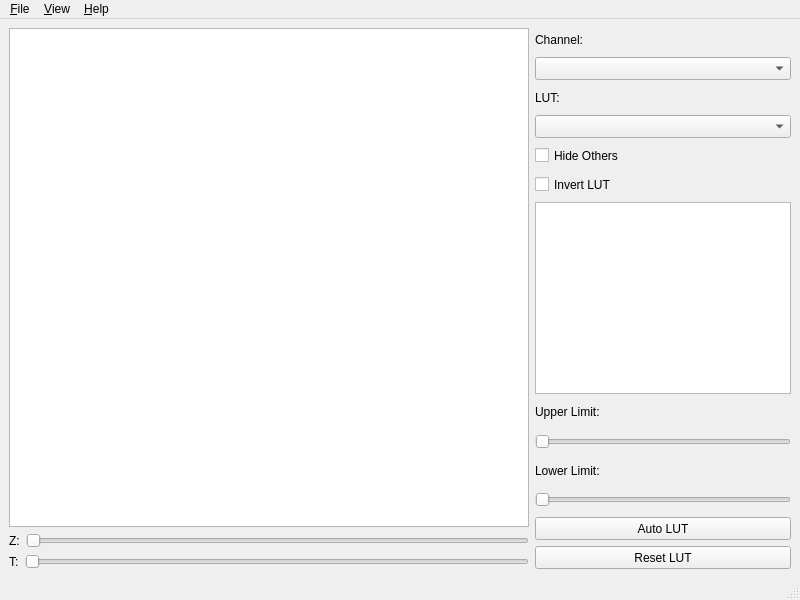
The window that ui/mainwindow.ui (takushim/momotrack) describes before a commit, drawn with Qt 5.
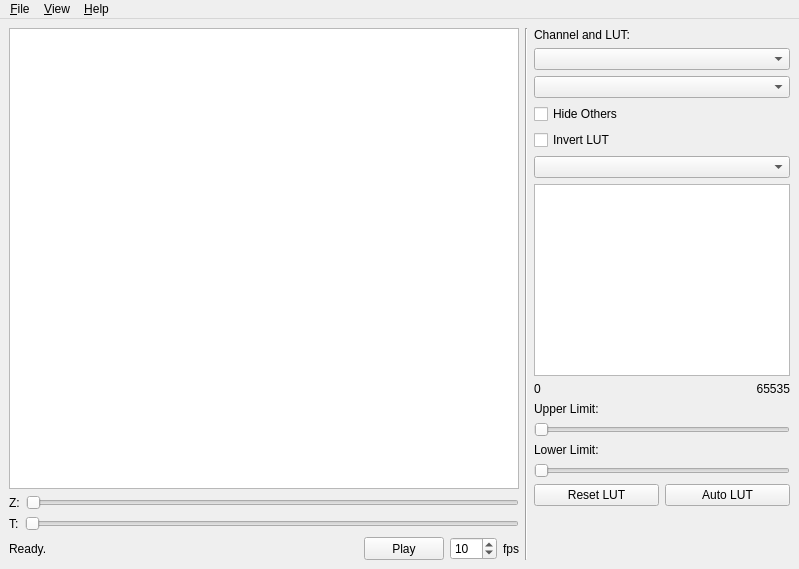
The same window after the commit.

Commit message: UI of the main window almost prepared.

```diff
--- a/ui/mainwindow.ui
+++ b/ui/mainwindow.ui
@@ -6,8 +6,8 @@
    <rect>
     <x>0</x>
     <y>0</y>
-    <width>800</width>
-    <height>600</height>
+    <width>799</width>
+    <height>569</height>
    </rect>
   </property>
   <property name="minimumSize">
@@ -119,8 +119,77 @@
           </item>
          </layout>
         </item>
+        <item>
+         <layout class="QHBoxLayout" name="horizontalLayout">
+          <item>
+           <widget class="QLabel" name="label_status">
+            <property name="sizePolicy">
+             <sizepolicy hsizetype="Expanding" vsizetype="Minimum">
+              <horstretch>0</horstretch>
+              <verstretch>0</verstretch>
+             </sizepolicy>
+            </property>
+            <property name="text">
+             <string>Ready.</string>
+            </property>
+           </widget>
+          </item>
+          <item>
+           <widget class="QPushButton" name="button_play">
+            <property name="sizePolicy">
+             <sizepolicy hsizetype="Minimum" vsizetype="Minimum">
+              <horstretch>0</horstretch>
+              <verstretch>0</verstretch>
+             </sizepolicy>
+            </property>
+            <property name="text">
+             <string>Play</string>
+            </property>
+           </widget>
+          </item>
+          <item>
+           <widget class="QSpinBox" name="spin_fps">
+            <property name="sizePolicy">
+             <sizepolicy hsizetype="Minimum" vsizetype="Minimum">
+              <horstretch>0</horstretch>
+              <verstretch>0</verstretch>
+             </sizepolicy>
+            </property>
+            <property name="minimum">
+             <number>1</number>
+            </property>
+            <property name="maximum">
+             <number>100</number>
+            </property>
+            <property name="value">
+             <number>10</number>
+            </property>
+           </widget>
+          </item>
+          <item>
+           <widget class="QLabel" name="label_fps">
+            <property name="sizePolicy">
+             <sizepolicy hsizetype="Minimum" vsizetype="Minimum">
+              <horstretch>0</horstretch>
+              <verstretch>0</verstretch>
+             </sizepolicy>
+            </property>
+            <property name="text">
+             <string>fps</string>
+            </property>
+           </widget>
+          </item>
+         </layout>
+        </item>
        </layout>
       </item>
+      <item>
+       <widget class="Line" name="line">
+        <property name="orientation">
+         <enum>Qt::Vertical</enum>
+        </property>
+       </widget>
+      </item>
       <item>
        <layout class="QVBoxLayout" name="vlayout_panel">
         <property name="sizeConstraint">
@@ -135,7 +204,7 @@
            </sizepolicy>
           </property>
           <property name="text">
-           <string>Channel:</string>
+           <string>Channel and LUT:</string>
           </property>
          </widget>
         </item>
@@ -149,19 +218,6 @@
           </property>
          </widget>
         </item>
-        <item>
-         <widget class="QLabel" name="label_lut">
-          <property name="sizePolicy">
-           <sizepolicy hsizetype="Minimum" vsizetype="Preferred">
-            <horstretch>0</horstretch>
-            <verstretch>0</verstretch>
-           </sizepolicy>
-          </property>
-          <property name="text">
-           <string>LUT:</string>
-          </property>
-         </widget>
-        </item>
         <item>
          <widget class="QComboBox" name="combo_lut">
           <property name="sizePolicy">
@@ -198,6 +254,16 @@
           </property>
          </widget>
         </item>
+        <item>
+         <widget class="QComboBox" name="combo_bits">
+          <property name="sizePolicy">
+           <sizepolicy hsizetype="Minimum" vsizetype="Minimum">
+            <horstretch>0</horstretch>
+            <verstretch>0</verstretch>
+           </sizepolicy>
+          </property>
+         </widget>
+        </item>
         <item>
          <widget class="QGraphicsView" name="view_lut">
           <property name="sizePolicy">
@@ -208,12 +274,45 @@
           </property>
           <property name="minimumSize">
            <size>
-            <width>160</width>
-            <height>120</height>
+            <width>120</width>
+            <height>90</height>
            </size>
           </property>
          </widget>
         </item>
+        <item>
+         <layout class="QHBoxLayout" name="hlayout_lut_range">
+          <item>
+           <widget class="QLabel" name="label_lut_lower">
+            <property name="sizePolicy">
+             <sizepolicy hsizetype="Minimum" vsizetype="Minimum">
+              <horstretch>0</horstretch>
+              <verstretch>0</verstretch>
+             </sizepolicy>
+            </property>
+            <property name="text">
+             <string>0</string>
+            </property>
+           </widget>
+          </item>
+          <item>
+           <widget class="QLabel" name="label_lut_upper">
+            <property name="sizePolicy">
+             <sizepolicy hsizetype="Minimum" vsizetype="Minimum">
+              <horstretch>0</horstretch>
+              <verstretch>0</verstretch>
+             </sizepolicy>
+            </property>
+            <property name="text">
+             <string>65535</string>
+            </property>
+            <property name="alignment">
+             <set>Qt::AlignRight|Qt::AlignTrailing|Qt::AlignVCenter</set>
+            </property>
+           </widget>
+          </item>
+         </layout>
+        </item>
         <item>
          <widget class="QLabel" name="label_upper">
           <property name="sizePolicy">
@@ -241,7 +340,7 @@
          </widget>
         </item>
         <item>
-         <widget class="QLabel" name="slider_lower">
+         <widget class="QLabel" name="label_lower">
           <property name="sizePolicy">
            <sizepolicy hsizetype="Minimum" vsizetype="Minimum">
             <horstretch>0</horstretch>
@@ -254,7 +353,7 @@
          </widget>
         </item>
         <item>
-         <widget class="QSlider" name="horizontalSlider_2">
+         <widget class="QSlider" name="slider_lower">
           <property name="sizePolicy">
            <sizepolicy hsizetype="Minimum" vsizetype="Minimum">
             <horstretch>0</horstretch>
@@ -267,30 +366,47 @@
          </widget>
         </item>
         <item>
-         <widget class="QPushButton" name="button_auto_lut">
-          <property name="sizePolicy">
-           <sizepolicy hsizetype="Minimum" vsizetype="Minimum">
-            <horstretch>0</horstretch>
-            <verstretch>0</verstretch>
-           </sizepolicy>
-          </property>
-          <property name="text">
-           <string>Auto LUT</string>
-          </property>
-         </widget>
+         <layout class="QHBoxLayout" name="hlayout_lut_set">
+          <item>
+           <widget class="QPushButton" name="button_reset_lut">
+            <property name="sizePolicy">
+             <sizepolicy hsizetype="Minimum" vsizetype="Minimum">
+              <horstretch>0</horstretch>
+              <verstretch>0</verstretch>
+             </sizepolicy>
+            </property>
+            <property name="text">
+             <string>Reset LUT</string>
+            </property>
+           </widget>
+          </item>
+          <item>
+           <widget class="QPushButton" name="button_auto_lut">
+            <property name="sizePolicy">
+             <sizepolicy hsizetype="Minimum" vsizetype="Minimum">
+              <horstretch>0</horstretch>
+              <verstretch>0</verstretch>
+             </sizepolicy>
+            </property>
+            <property name="text">
+             <string>Auto LUT</string>
+            </property>
+           </widget>
+          </item>
+         </layout>
         </item>
         <item>
-         <widget class="QPushButton" name="button_reset_lut">
-          <property name="sizePolicy">
-           <sizepolicy hsizetype="Minimum" vsizetype="Minimum">
-            <horstretch>0</horstretch>
-            <verstretch>0</verstretch>
-           </sizepolicy>
+         <spacer name="spacer_panel">
+          <property name="orientation">
+           <enum>Qt::Vertical</enum>
           </property>
-          <property name="text">
-           <string>Reset LUT</string>
+          <property name="sizeHint" stdset="0">
+           <size>
+            <width>20</width>
+            <height>40</height>
+           </size>
           </property>
-         </widget>
+         </spacer>
         </item>
        </layout>
       </item>
@@ -303,11 +419,40 @@
     <rect>
      <x>0</x>
      <y>0</y>
-     <width>800</width>
+     <width>799</width>
      <height>30</height>
     </rect>
    </property>
-   <widget class="QMenu" name="menu_File">
+   <property name="sizePolicy">
+    <sizepolicy hsizetype="Preferred" vsizetype="Preferred">
+     <horstretch>0</horstretch>
+     <verstretch>0</verstretch>
+    </sizepolicy>
+   </property>
+   <widget class="QMenu" name="menu_file">
+    <property name="geometry">
+     <rect>
+      <x>366</x>
+      <y>164</y>
+      <width>300</width>
+      <height>233</height>
+     </rect>
+    </property>
+    <property name="sizePolicy">
+     <sizepolicy hsizetype="Preferred" vsizetype="Preferred">
+      <horstretch>0</horstretch>
+      <verstretch>0</verstretch>
+     </sizepolicy>
+    </property>
+    <property name="minimumSize">
+     <size>
+      <width>300</width>
+      <height>0</height>
+     </size>
+    </property>
+    <property name="acceptDrops">
+     <bool>true</bool>
+    </property>
     <property name="title">
      <string>&amp;File</string>
     </property>
@@ -318,7 +463,22 @@
     <addaction name="separator"/>
     <addaction name="action_exit"/>
    </widget>
-   <widget class="QMenu" name="menu_View">
+   <widget class="QMenu" name="menu_view">
+    <property name="sizePolicy">
+     <sizepolicy hsizetype="Preferred" vsizetype="Preferred">
+      <horstretch>0</horstretch>
+      <verstretch>0</verstretch>
+     </sizepolicy>
+    </property>
+    <property name="minimumSize">
+     <size>
+      <width>300</width>
+      <height>0</height>
+     </size>
+    </property>
+    <property name="acceptDrops">
+     <bool>true</bool>
+    </property>
     <property name="title">
      <string>&amp;View</string>
     </property>
@@ -326,24 +486,31 @@
     <addaction name="action_zoom_out"/>
     <addaction name="action_reset_zoom"/>
    </widget>
-   <widget class="QMenu" name="menu_Help">
+   <widget class="QMenu" name="menu_help">
+    <property name="sizePolicy">
+     <sizepolicy hsizetype="Preferred" vsizetype="Preferred">
+      <horstretch>0</horstretch>
+      <verstretch>0</verstretch>
+     </sizepolicy>
+    </property>
+    <property name="minimumSize">
+     <size>
+      <width>300</width>
+      <height>0</height>
+     </size>
+    </property>
+    <property name="acceptDrops">
+     <bool>true</bool>
+    </property>
     <property name="title">
      <string>&amp;Help</string>
     </property>
     <addaction name="action_quick_help"/>
     <addaction name="action_about"/>
    </widget>
-   <addaction name="menu_File"/>
-   <addaction name="menu_View"/>
-   <addaction name="menu_Help"/>
-  </widget>
-  <widget class="QStatusBar" name="statusbar">
-   <property name="sizePolicy">
-    <sizepolicy hsizetype="Minimum" vsizetype="Minimum">
-     <horstretch>0</horstretch>
-     <verstretch>0</verstretch>
-    </sizepolicy>
-   </property>
+   <addaction name="menu_file"/>
+   <addaction name="menu_view"/>
+   <addaction name="menu_help"/>
   </widget>
   <action name="action_open_image">
    <property name="text">
```
Left out of the diff: 3 changed lines with no effect on the pictures. The commit also changes 2 other files.
